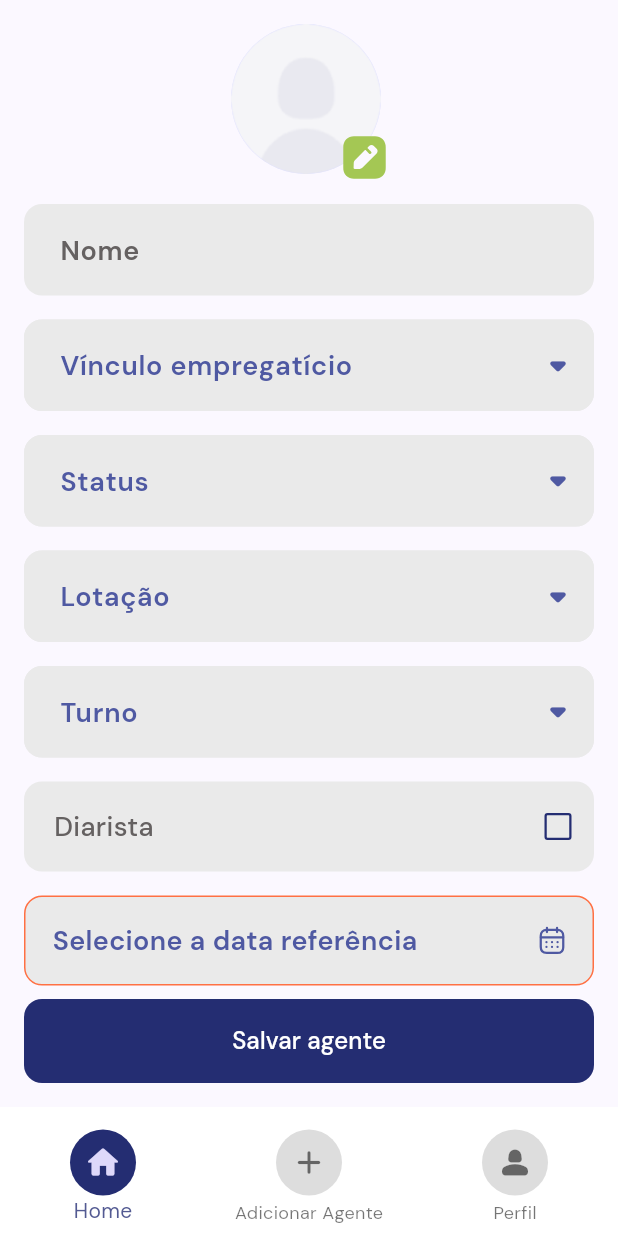
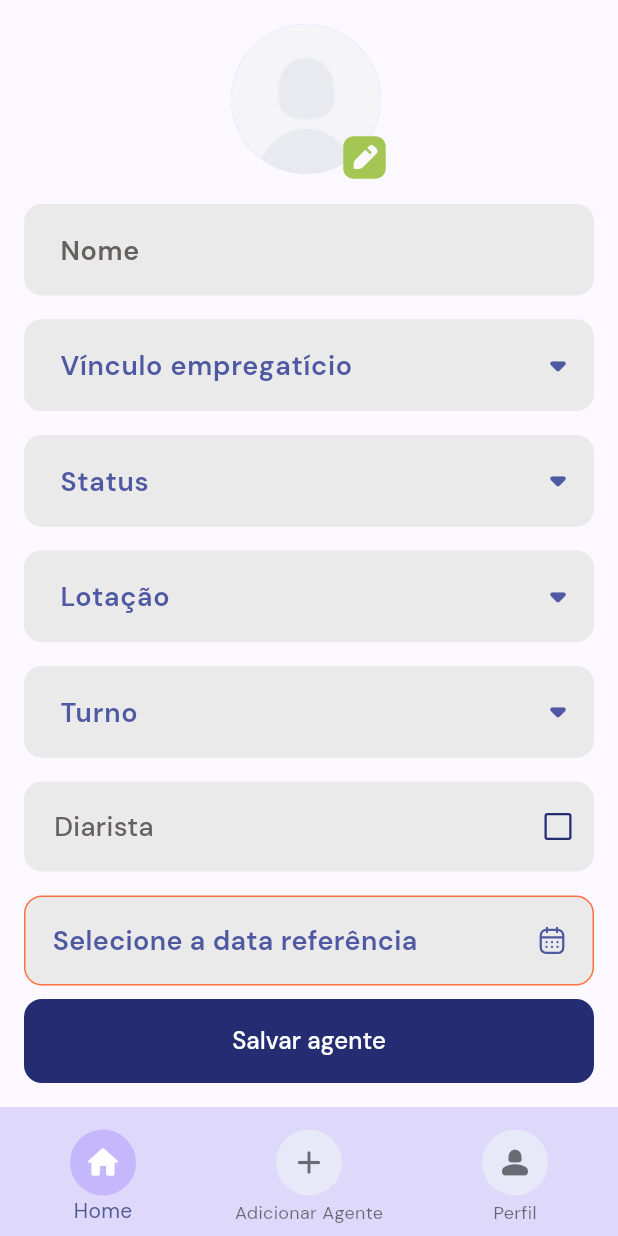
Before and after one commit to JosinaldoRocha/Control-concierge-agents, a Flutter app: the HomePage screen opened by its route, swiped to page 2, on a phone screen of 412 x 824 dp. Run offline on Flutter 3.47's test engine with Material 3 defaults, Android fonts, the phone set to English and light mode, and no system bars; drawn by our look-alikes of dropdown_textfield; our stand-ins replace brasil_fields, cached_network_image, cloud_firestore, dartz, firebase_auth, firebase_core and 9 more; accounts and stored records are empty.

Commit message:
fix: i changed the value of the backgrundColor, selectIconTheme and color parameters

```diff
--- a/lib/app/presentation/home/views/pages/home_page.dart
+++ b/lib/app/presentation/home/views/pages/home_page.dart
@@ -68,9 +68,9 @@ class _HomePageState extends ConsumerState<HomePage> {
         ],
         elevation: 0,
         currentIndex: selectedIcon,
-        backgroundColor: AppColor.white,
+        backgroundColor: AppColor.bgColor,
         selectedLabelStyle: AppText.text().bodyMedium,
-        selectedIconTheme: IconThemeData(color: AppColor.bgColor),
+        selectedIconTheme: IconThemeData(color: AppColor.white),
         onTap: (index) {
           ref.read(homeTabsProvider.notifier).updateState = index;
         },
@@ -88,7 +88,8 @@ class _HomePageState extends ConsumerState<HomePage> {
       width: 44,
       margin: EdgeInsets.only(top: 8),
       decoration: BoxDecoration(
-        color: selectedIcon == index ? AppColor.primary : AppColor.lightGrey2,
+        color:
+            selectedIcon == index ? AppColor.lightPurple : AppColor.lightBlue,
         shape: BoxShape.circle,
       ),
       child: Icon(icon),
```
